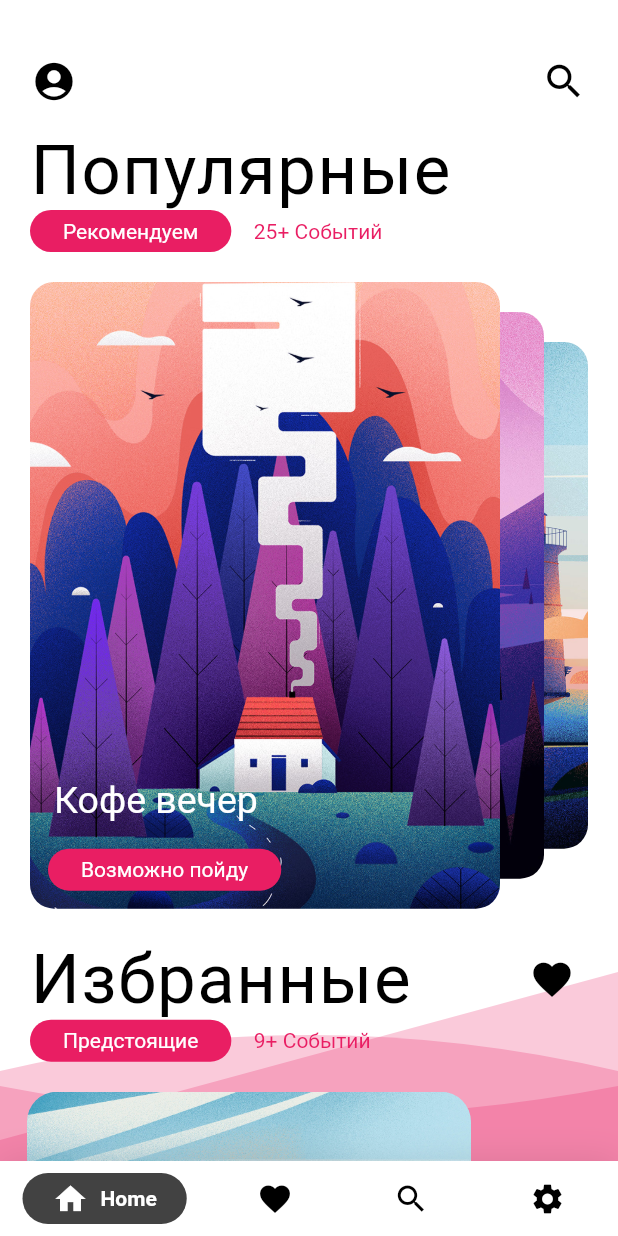
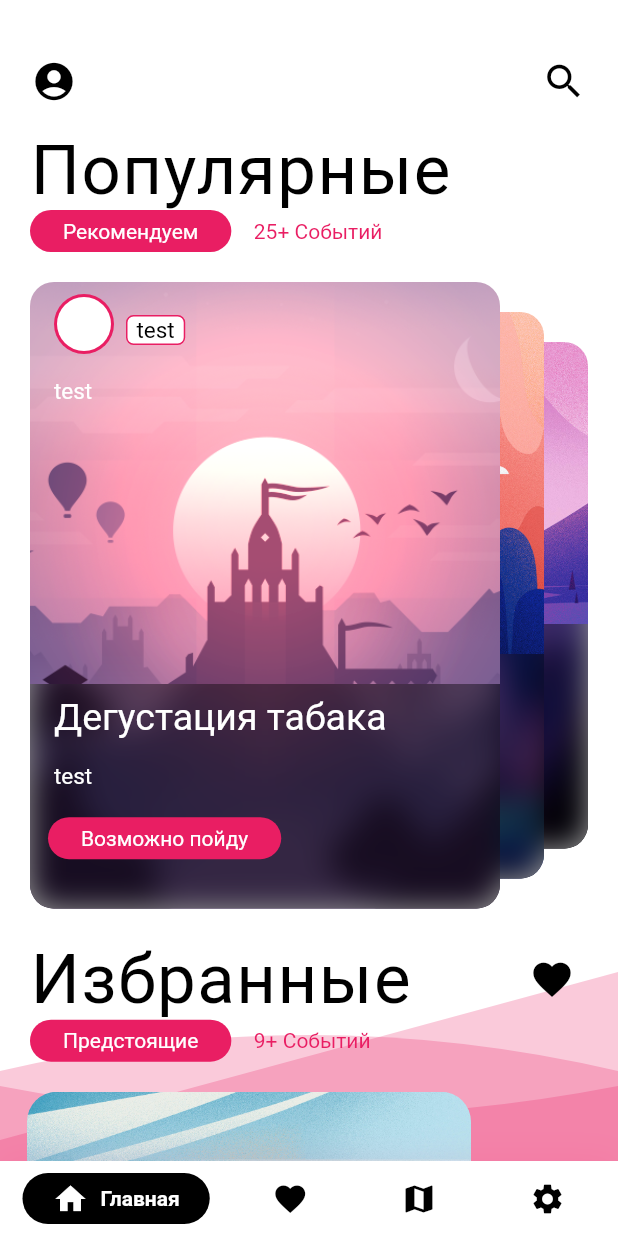
Before and after one commit to h5xde-dev/my_events, a Flutter app: the NavigationMenu screen opened directly, on a phone screen of 412 x 824 dp. Run offline on Flutter 3.47's test engine with Material 2 defaults, Android fonts, the phone set to English and light mode, and no system bars; drawn by our look-alikes of google_nav_bar; our stand-ins replace cloud_firestore, firebase_auth, google_maps_flutter, location, shared_preferences, simple_animations; missing offline and left inert: fab_circular_menu; accounts and stored records are empty; Roboto replaces fonts that are missing (Calibre-Semibold, SF-Pro-Text-Regular).

```diff
--- a/lib/common_widgets/event_card.dart
+++ b/lib/common_widgets/event_card.dart
@@ -66,8 +66,103 @@ class EventCard extends StatelessWidget {
                     fit: StackFit.expand,
                     children: <Widget>[
                       Image.asset(data[i]['image']??'images/image_01.png', fit: BoxFit.cover),
-                      Align(
-                        alignment: Alignment.bottomLeft,
+                      Container(
+                        height: 10,
+                        child: Align(
+                          alignment: Alignment.topLeft,
+                          child: Column(
+                            mainAxisSize: MainAxisSize.min,
+                            crossAxisAlignment: CrossAxisAlignment.start,
+                            children: <Widget>[
+                              Row(
+                                children: <Widget>[
+                                  Padding(
+                                    padding: EdgeInsets.only(
+                                      left: 16.0, top: 8.0, bottom: 8.0),
+                                    child: CircleAvatar(
+                                      backgroundColor: Theme.of(context).primaryColor,
+                                      radius: 20,
+                                      child: CircleAvatar(
+                                        backgroundColor: Theme.of(context).backgroundColor,
+                                        //backgroundImage: AssetImage(data[i]['avatar']??'images/image_01.png'),
+                                        radius: 18,
+                                      ),
+                                    )
+                                  ),
+                                  Padding(
+                                    padding: EdgeInsets.only(
+                                      left: 8.0, right: 16.0, top: 8.0),
+                                    child: Container(
+                                      height: 20,
+                                      decoration: BoxDecoration(
+                                        border: Border.all(color: Theme.of(context).primaryColor),
+                                        color: Theme.of(context).backgroundColor,
+                                        borderRadius: BorderRadius.circular(5.0)
+                                      ),
+                                      child: Padding(
+                                        padding: EdgeInsets.symmetric(horizontal: 6.0),
+                                        child: Text(data[i]['description']??'test',
+                                          style: TextStyle(
+                                              color: Theme.of(context).textSelectionColor,
+                                              fontSize: 15.0,
+                                              fontFamily: "SF-Pro-Text-Regular")),
+                                      )
+                                    ),
+                                  ),
+                                ],
+                              ),
+                              Padding(
+                                padding: EdgeInsets.symmetric(
+                                    horizontal: 16.0, vertical: 8.0),
+                                child: Text(data[i]['description']??'test',
+                                    style: TextStyle(
+                                        color: Colors.white,
+                                        fontSize: 15.0,
+                                        fontFamily: "SF-Pro-Text-Regular")),
+                              ),
+                            ],
+                          )
+                        ),
+                      ),
+                      Positioned(
+                        height: 150,
+                        bottom: 0,
+                        left: 0,
+                        right: 0,
+                        child: ClipRect(  // <-- clips to the 200x200 [Container] below
+                          child: BackdropFilter(
+                            filter: ImageFilter.blur(
+                              sigmaX: 10.0,
+                              sigmaY: 10.0,
+                            ),
+                            child: Container(
+                              color: Theme.of(context).textSelectionColor.withOpacity(0.4),
+                              alignment: Alignment.center,
+                              width: 100.0,
+                              height: 150.0,
+                              child: _cardInfo(context, i),
+                            ),
+                          ),
+                        ),
+                      ),
+                    ],
+                  ),
+                ),
+              ),
+            ),
+          );
+          cardList.add(cardItem);
+        }
+        return Stack(
+          children: cardList,
+        );
+      }),
+    );
+  }
+
+  Widget _cardInfo(context, i){
+    return Align(
+      alignment: Alignment.topLeft,
       child: Column(
         mainAxisSize: MainAxisSize.min,
         crossAxisAlignment: CrossAxisAlignment.start,
@@ -79,6 +174,15 @@ class EventCard extends StatelessWidget {
                 style: TextStyle(
                     color: Colors.white,
                     fontSize: 25.0,
+                    fontFamily: "SF-Pro-Text-Regular")),
+          ),
+          Padding(
+            padding: EdgeInsets.symmetric(
+                horizontal: 16.0, vertical: 8.0),
+            child: Text(data[i]['description']??'test',
+                style: TextStyle(
+                    color: Colors.white,
+                    fontSize: 15.0,
                     fontFamily: "SF-Pro-Text-Regular")),
           ),
           SizedBox(
@@ -100,19 +204,6 @@ class EventCard extends StatelessWidget {
           ),
         ],
       ),
-                      )
-                    ],
-                  ),
-                ),
-              ),
-            ),
-          );
-          cardList.add(cardItem);
-        }
-        return Stack(
-          children: cardList,
-        );
-      }),
     );
   }
 }
--- a/lib/common_widgets/navigation_menu.dart
+++ b/lib/common_widgets/navigation_menu.dart
@@ -23,12 +23,12 @@ class _NavigationMenuState extends State<NavigationMenu> {
       TextStyle(fontSize: 30, fontWeight: FontWeight.bold);
   List<Widget> _widgetOptions = <Widget>[
     MainPage(auth: Auth()),
-    MapPage(auth: Auth()),
-    SettingsPage(auth: Auth()),
     Text(
       'Index 3: Profile',
       style: optionStyle,
     ),
+    MapPage(auth: Auth()),
+    SettingsPage(auth: Auth()),
   ];
 
   @override
@@ -38,35 +38,35 @@ class _NavigationMenuState extends State<NavigationMenu> {
         child: _widgetOptions.elementAt(_selectedIndex),
       ),
       bottomNavigationBar: Container(
-        decoration: BoxDecoration(color: Colors.white, boxShadow: [
-          BoxShadow(blurRadius: 20, color: Colors.black.withOpacity(.1))
+        decoration: BoxDecoration(color: Theme.of(context).backgroundColor, boxShadow: [
+          BoxShadow(blurRadius: 20, color: Theme.of(context).primaryColor.withOpacity(.1))
         ]),
         child: SafeArea(
           child: Padding(
             padding: const EdgeInsets.symmetric(horizontal: 15.0, vertical: 8),
             child: GNav(
                 gap: 8,
-                activeColor: Colors.white,
+                activeColor: Theme.of(context).backgroundColor,
                 iconSize: 24,
                 padding: EdgeInsets.symmetric(horizontal: 20, vertical: 5),
                 duration: Duration(milliseconds: 800),
-                tabBackgroundColor: Colors.grey[800],
+                tabBackgroundColor: Theme.of(context).textSelectionColor,
                 tabs: [
                   GButton(
                     icon: Icons.home,
-                    text: 'Home',
+                    text: 'Главная',
                   ),
                   GButton(
                     icon: Icons.favorite,
-                    text: 'Likes',
+                    text: 'Избранное',
                   ),
                   GButton(
-                    icon: Icons.search,
-                    text: 'Search',
+                    icon: Icons.map,
+                    text: 'Карта',
                   ),
                   GButton(
                     icon: Icons.settings,
-                    text: 'Profile',
+                    text: 'Настройки',
                   ),
                 ],
                 selectedIndex: _selectedIndex,
--- a/pubspec.yaml
+++ b/pubspec.yaml
@@ -32,6 +32,7 @@ dependencies:
   google_maps_flutter:
   simple_animations:
   google_nav_bar:
+  shared_preferences:
 
 dev_dependencies:
   flutter_test:
```
Also changed, not shown: lib/app/main_page.dart (+5 -5 lines), lib/app/settings_page.dart (+11 -2 lines), lib/data_static/themes.dart (+33 -18 lines), lib/main.dart (+36 -14 lines), lib/services/customisation.dart (added, +28 -0 lines), pubspec.lock. Lines whose indentation alone changed are shown as unchanged.
